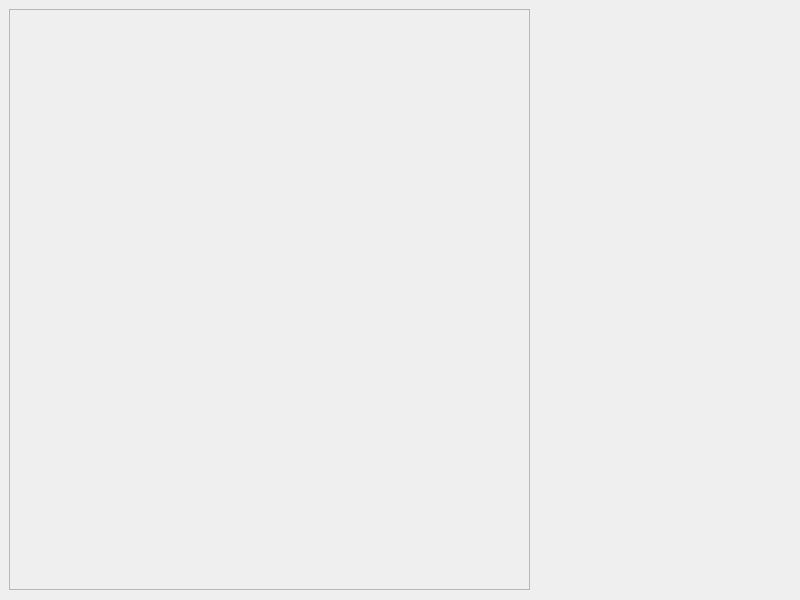
Old version of the form Lab03/mainwindow.ui in the repository maxhha/bmstu-iu7-oop.
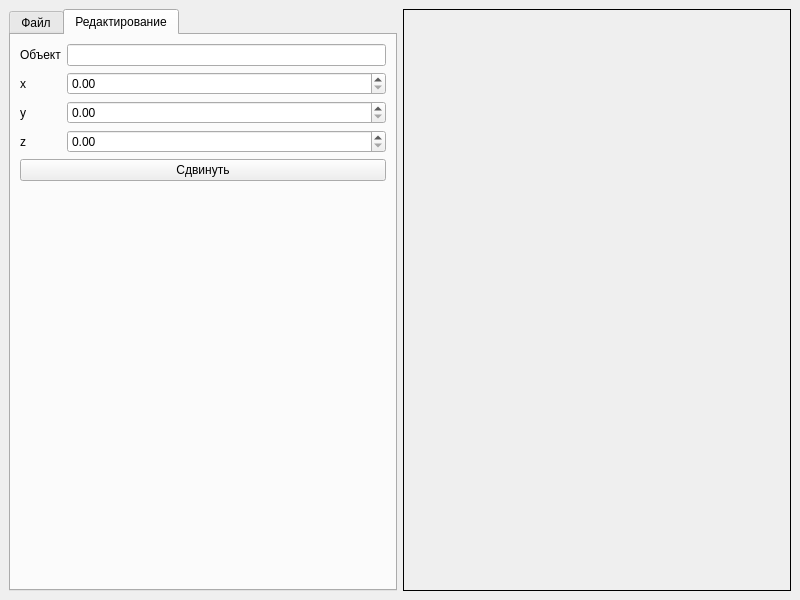
New version of the form. The open tabs and pages were chosen to show the change.

```diff
--- a/Lab03/mainwindow.ui
+++ b/Lab03/mainwindow.ui
@@ -10,26 +10,182 @@
     <height>600</height>
    </rect>
   </property>
+  <property name="sizePolicy">
+   <sizepolicy hsizetype="Expanding" vsizetype="Expanding">
+    <horstretch>0</horstretch>
+    <verstretch>0</verstretch>
+   </sizepolicy>
+  </property>
+  <property name="maximumSize">
+   <size>
+    <width>16777215</width>
+    <height>16777215</height>
+   </size>
+  </property>
   <property name="windowTitle">
    <string>MainWindow</string>
   </property>
   <widget class="QWidget" name="centralwidget">
-   <widget class="QFrame" name="screenFrame">
-    <property name="geometry">
-     <rect>
-      <x>9</x>
-      <y>9</y>
-      <width>521</width>
-      <height>581</height>
-     </rect>
-    </property>
-    <property name="frameShape">
-     <enum>QFrame::StyledPanel</enum>
-    </property>
-    <property name="frameShadow">
-     <enum>QFrame::Raised</enum>
-    </property>
-   </widget>
+   <property name="sizePolicy">
+    <sizepolicy hsizetype="Expanding" vsizetype="Expanding">
+     <horstretch>0</horstretch>
+     <verstretch>0</verstretch>
+    </sizepolicy>
+   </property>
+   <layout class="QHBoxLayout" name="horizontalLayout">
+    <item>
+     <widget class="QTabWidget" name="tabWidget">
+      <property name="minimumSize">
+       <size>
+        <width>320</width>
+        <height>0</height>
+       </size>
+      </property>
+      <widget class="QWidget" name="tab">
+       <attribute name="title">
+        <string>Файл</string>
+       </attribute>
+      </widget>
+      <widget class="QWidget" name="tab_2">
+       <property name="accessibleName">
+        <string>Таб</string>
+       </property>
+       <attribute name="title">
+        <string>Редактирование</string>
+       </attribute>
+       <layout class="QFormLayout" name="formLayout_2">
+        <item row="1" column="0">
+         <widget class="QLabel" name="label">
+          <property name="text">
+           <string>x</string>
+          </property>
+         </widget>
+        </item>
+        <item row="1" column="1">
+         <widget class="QDoubleSpinBox" name="inputTranslateX"/>
+        </item>
+        <item row="2" column="0">
+         <widget class="QLabel" name="label_2">
+          <property name="text">
+           <string>y</string>
+          </property>
+         </widget>
+        </item>
+        <item row="2" column="1">
+         <widget class="QDoubleSpinBox" name="inputTranslateY"/>
+        </item>
+        <item row="3" column="0">
+         <widget class="QLabel" name="label_3">
+          <property name="text">
+           <string>z</string>
+          </property>
+         </widget>
+        </item>
+        <item row="3" column="1">
+         <widget class="QDoubleSpinBox" name="inputTranslateZ"/>
+        </item>
+        <item row="4" column="0" colspan="2">
+         <widget class="QPushButton" name="buttonTranslate">
+          <property name="text">
+           <string>Сдвинуть</string>
+          </property>
+         </widget>
+        </item>
+        <item row="0" column="1">
+         <widget class="QLineEdit" name="inputTranslateTarget"/>
+        </item>
+        <item row="0" column="0">
+         <widget class="QLabel" name="label_4">
+          <property name="text">
+           <string>Объект</string>
+          </property>
+         </widget>
+        </item>
+       </layout>
+      </widget>
+     </widget>
+    </item>
+    <item>
+     <widget class="QFrame" name="screenFrame">
+      <property name="sizePolicy">
+       <sizepolicy hsizetype="Expanding" vsizetype="Ignored">
+        <horstretch>0</horstretch>
+        <verstretch>0</verstretch>
+       </sizepolicy>
+      </property>
+      <property name="palette">
+       <palette>
+        <active>
+         <colorrole role="Base">
+          <brush brushstyle="SolidPattern">
+           <color alpha="255">
+            <red>255</red>
+            <green>255</green>
+            <blue>255</blue>
+           </color>
+          </brush>
+         </colorrole>
+         <colorrole role="Window">
+          <brush brushstyle="SolidPattern">
+           <color alpha="255">
+            <red>255</red>
+            <green>255</green>
+            <blue>255</blue>
+           </color>
+          </brush>
+         </colorrole>
+        </active>
+        <inactive>
+         <colorrole role="Base">
+          <brush brushstyle="SolidPattern">
+           <color alpha="255">
+            <red>255</red>
+            <green>255</green>
+            <blue>255</blue>
+           </color>
+          </brush>
+         </colorrole>
+         <colorrole role="Window">
+          <brush brushstyle="SolidPattern">
+           <color alpha="255">
+            <red>255</red>
+            <green>255</green>
+            <blue>255</blue>
+           </color>
+          </brush>
+         </colorrole>
+        </inactive>
+        <disabled>
+         <colorrole role="Base">
+          <brush brushstyle="SolidPattern">
+           <color alpha="255">
+            <red>255</red>
+            <green>255</green>
+            <blue>255</blue>
+           </color>
+          </brush>
+         </colorrole>
+         <colorrole role="Window">
+          <brush brushstyle="SolidPattern">
+           <color alpha="255">
+            <red>255</red>
+            <green>255</green>
+            <blue>255</blue>
+           </color>
+          </brush>
+         </colorrole>
+        </disabled>
+       </palette>
+      </property>
+      <property name="frameShape">
+       <enum>QFrame::Panel</enum>
+      </property>
+      <property name="frameShadow">
+       <enum>QFrame::Plain</enum>
+      </property>
+     </widget>
+    </item>
+   </layout>
   </widget>
  </widget>
  <resources/>
```
